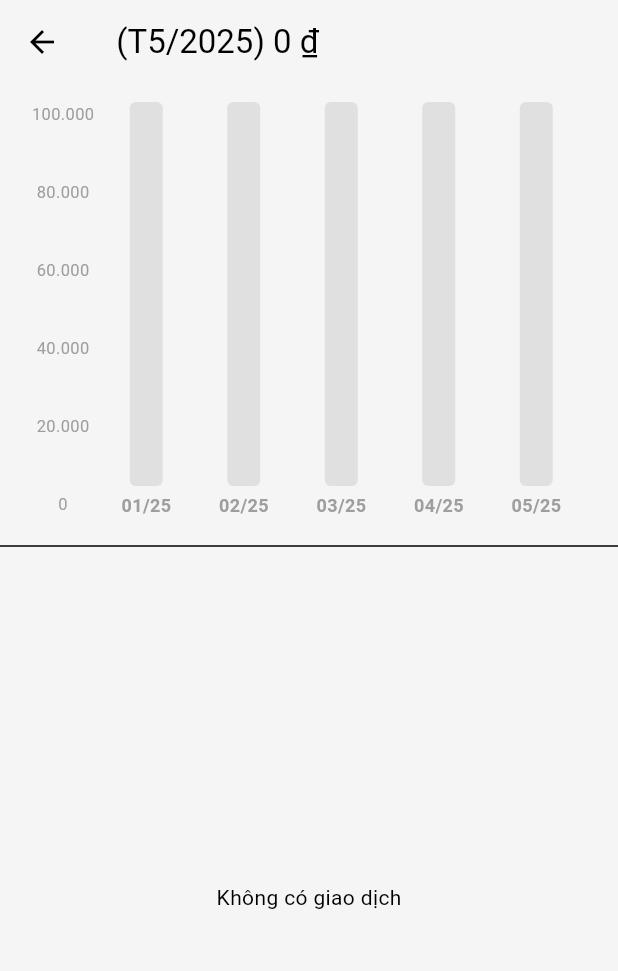
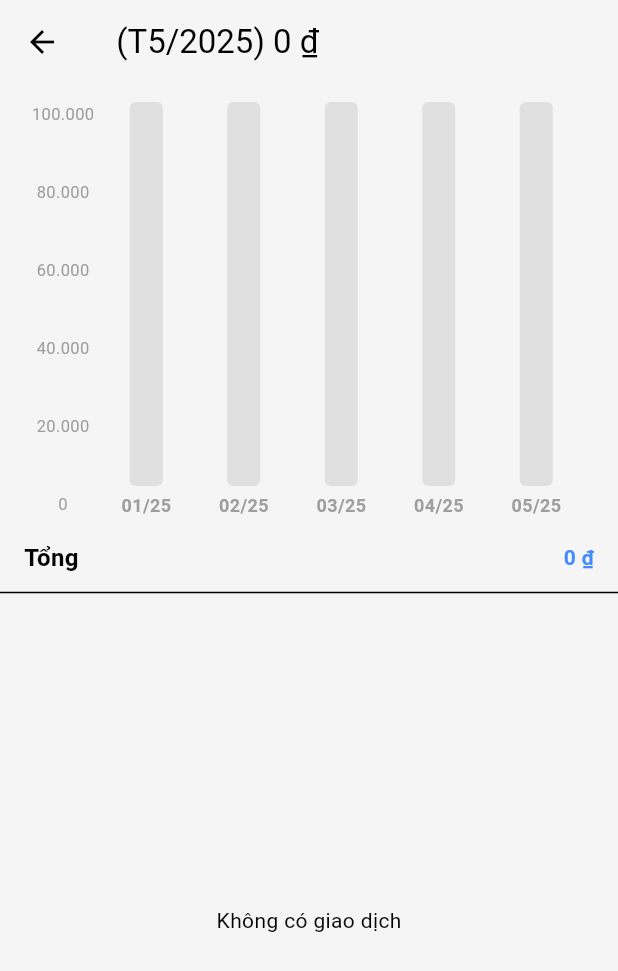
Before and after one commit to PhatNguyenTT/ExpensesTracker, a Flutter app: the StatsExpenseScreen screen opened directly with empty values, on a phone screen of 412 x 824 dp. Shown: the top 971 px of the screen. Run offline on Flutter 3.47's test engine with Material 3 defaults, Android fonts, the phone set to English and light mode, and no system bars; drawn by our look-alikes of fl_chart; our stand-ins replace bloc, cloud_firestore, equatable, firebase_core, flutter_bloc, flutter_colorpicker and 2 more; accounts and stored records are empty.

Commit message:
bar chart

```diff
--- a/lib/screens/stats/chart/bar_chart.dart
+++ b/lib/screens/stats/chart/bar_chart.dart
@@ -24,7 +24,6 @@ class BarChartSample3 extends StatelessWidget {
   @override
   Widget build(BuildContext context) {
     const columnWidth = 65.0;
-
     return SizedBox(
       child: Row(
         children: [
@@ -46,12 +45,12 @@ class BarChartSample3 extends StatelessWidget {
           // ✅ Biểu đồ với scroll ngang
           Expanded(
             child: SingleChildScrollView(
+              // controller: scrollController,
               scrollDirection: Axis.horizontal,
-              reverse: true, // ✅ Đảm bảo hiển thị 5 tháng gần nhất
+              reverse: true,
               padding: const EdgeInsets.only(right: 10),
               child: SizedBox(
                 width: months.length * columnWidth,
-                child: GestureDetector(
                 child: BarChart(
                   BarChartData(
                     alignment: BarChartAlignment.spaceAround,
@@ -64,6 +63,8 @@ class BarChartSample3 extends StatelessWidget {
                       touchTooltipData: BarTouchTooltipData(
                         tooltipPadding: const EdgeInsets.all(4),
                         tooltipBgColor: Colors.black87,
+                        direction: TooltipDirection.top,
+                        fitInsideVertically: true,
                         getTooltipItem: (
                           BarChartGroupData group,
                           int groupIndex,
@@ -73,15 +74,17 @@ class BarChartSample3 extends StatelessWidget {
                           final date = months[group.x.toInt()];
                           final amount = rod.toY;
                           return BarTooltipItem(
-                              // '${DateFormat('MM/yyyy').format(date)}\n'
-                              '${NumberFormat.currency(locale: 'vi_VN', symbol: '₫').format(amount)}',
+                            NumberFormat.currency(locale: 'vi_VN', symbol: '₫')
+                                .format(amount),
                             const TextStyle(color: Colors.white),
                           );
                         },
                       ),
                       touchCallback: (event, response) {
-                          if (event is FlTapUpEvent && response?.spot != null) {
-                            final index = response!.spot!.touchedBarGroupIndex;
+                        if (event is FlTapUpEvent) {
+                          final touchX = event.localPosition.dx;
+                          final index =
+                              (touchX ~/ 65).clamp(0, months.length - 1);
                           onBarTap?.call(index);
                         }
                       },
@@ -117,7 +120,6 @@ class BarChartSample3 extends StatelessWidget {
                               ),
                             );
                           },
-                          ),
                         ),
                       ),
                     ),
@@ -187,7 +189,9 @@ class BarChartSample3 extends StatelessWidget {
     if (values.isEmpty) return 100000;
 
     final maxValue = values.reduce((a, b) => a > b ? a : b).toDouble();
-    final rounded = ((maxValue * 1.25) / 100000).ceil() * 100000;
+
+    // ✅ Làm tròn lên mốc gần nhất 500.000đ để khớp trục Y
+    final rounded = ((maxValue + 499999) ~/ 500000) * 500000;
     return rounded.toDouble();
   }
 }
--- a/lib/screens/stats/views/statsExpense.dart
+++ b/lib/screens/stats/views/statsExpense.dart
@@ -7,11 +7,13 @@ import 'package:expenses_tracker/utils/icon_mapper.dart';
 class StatsExpenseScreen extends StatefulWidget {
   final List<Expense> expenses;
   final Category category;
+  final DateTime? initialMonth;
 
   const StatsExpenseScreen({
     super.key,
     required this.expenses,
     required this.category,
+    this.initialMonth,
   });
 
   @override
@@ -25,8 +27,15 @@ class _StatsExpenseScreenState extends State<StatsExpenseScreen> {
   @override
   void initState() {
     super.initState();
-    months = _getLast12Months();
-    selectedIndex = months.length - 1;
+    months = _generateFullMonthsUpToLatestExpense();
+    if (widget.initialMonth != null) {
+      final i = months.indexWhere((m) =>
+          m.year == widget.initialMonth!.year &&
+          m.month == widget.initialMonth!.month);
+      selectedIndex = i >= 0 ? i : months.length - 1;
+    } else {
+      selectedIndex = months.length - 1;
+    }
   }
 
   List<DateTime> _getLast12Months() {
@@ -45,6 +54,36 @@ class _StatsExpenseScreenState extends State<StatsExpenseScreen> {
             e.date.year == m.year &&
             e.date.month == m.month)
         .toList();
+  }
+
+  List<DateTime> _generateFullMonthsUpToLatestExpense() {
+    final filtered = widget.expenses
+        .where((e) => e.category.name == widget.category.name)
+        .toList();
+
+    if (filtered.isEmpty) {
+      final now = DateTime.now();
+      return List.generate(12, (i) {
+        final date = DateTime(now.year, now.month - (11 - i));
+        return DateTime(date.year, date.month);
+      });
+    }
+
+    // Tìm tháng xa nhất trong dữ liệu
+    filtered.sort((a, b) => a.date.compareTo(b.date));
+    final earliest = filtered.first.date;
+    final latest = filtered.last.date;
+
+    // Bắt đầu từ tháng đầu tiên của earliest đến cuối tháng của latest
+    final months = <DateTime>[];
+    DateTime current = DateTime(earliest.year, earliest.month);
+
+    while (current.isBefore(DateTime(latest.year, latest.month + 1))) {
+      months.add(current);
+      current = DateTime(current.year, current.month + 1);
+    }
+
+    return months;
   }
 
   @override
@@ -77,6 +116,26 @@ class _StatsExpenseScreenState extends State<StatsExpenseScreen> {
                 selectedIndex: selectedIndex,
                 onBarTap: (i) => setState(() => selectedIndex = i),
               ),
+            ),
+          ),
+          Padding(
+            padding: const EdgeInsets.symmetric(horizontal: 16.0, vertical: 4),
+            child: Row(
+              mainAxisAlignment: MainAxisAlignment.spaceBetween,
+              children: [
+                const Text(
+                  'Tổng',
+                  style: TextStyle(fontSize: 16, fontWeight: FontWeight.w600),
+                ),
+                Text(
+                  NumberFormat.currency(locale: 'vi_VN', symbol: '₫')
+                      .format(total),
+                  style: const TextStyle(
+                    color: Colors.blueAccent,
+                    fontWeight: FontWeight.bold,
+                  ),
+                ),
+              ],
             ),
           ),
           const Divider(),
```
Also changed, not shown: lib/screens/stats/chart/bar_chart_year.dart (added, +179 -0 lines), lib/screens/stats/statsScreen.dart (+55 -15 lines), lib/screens/stats/views/statsExpense_year.dart (added, +143 -0 lines), 1 other file. Lines whose indentation alone changed are shown as unchanged.
